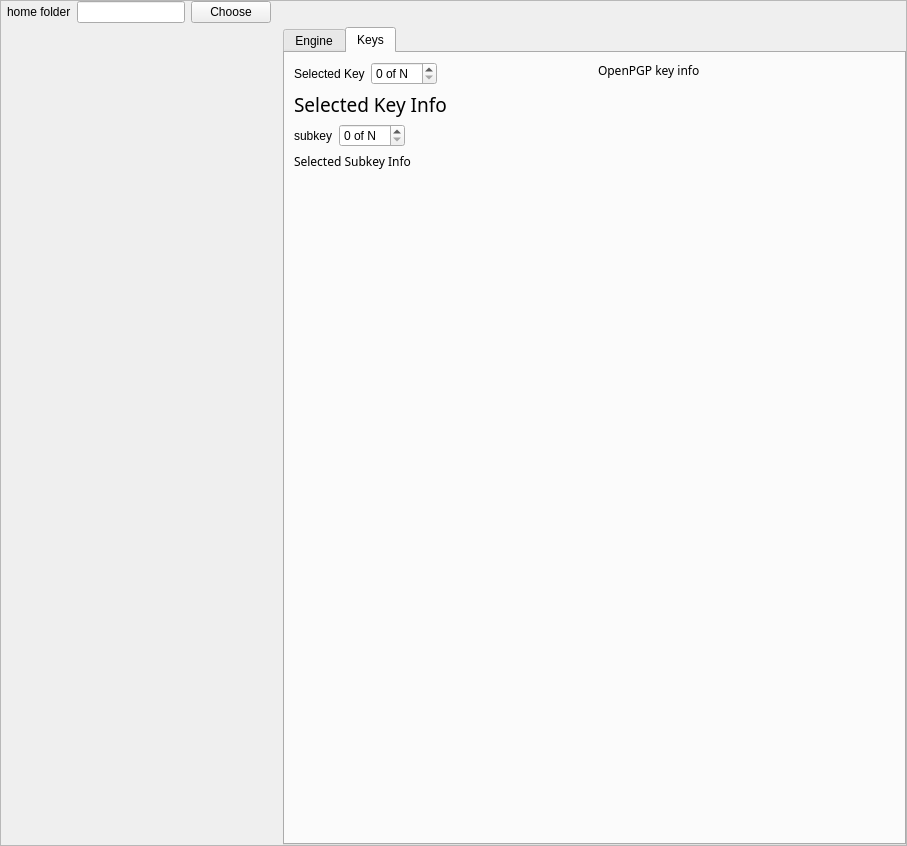
This is apps/CryptoForm/cryptoForm.ui in assignonward/aosuite as Qt 5 draws it before an edit. The edited form follows.
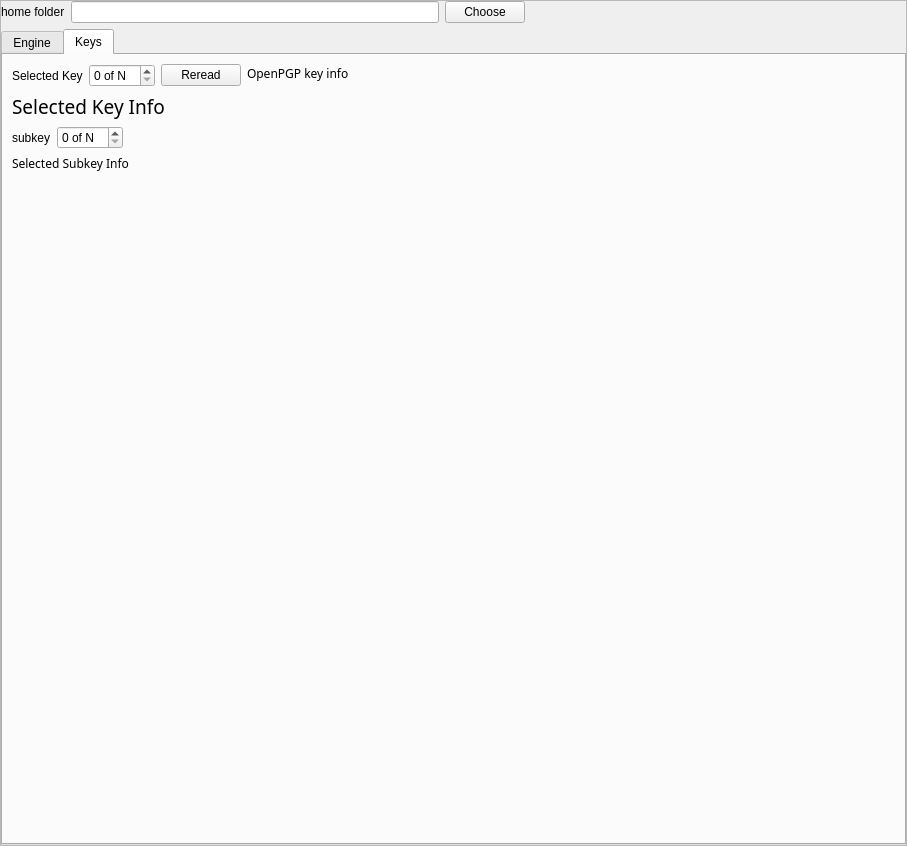
This is the edited form. The open tabs and pages were chosen to show the change. Icons and pictures are not drawn.

Commit message: add a reload keys button

What changed in the file:
```diff
--- a/apps/CryptoForm/cryptoForm.ui
+++ b/apps/CryptoForm/cryptoForm.ui
@@ -39,64 +39,35 @@
      <number>0</number>
     </property>
     <item>
-     <layout class="QGridLayout" name="gridLayout">
+     <layout class="QVBoxLayout" name="verticalLayout_2">
       <property name="leftMargin">
-       <number>6</number>
+       <number>0</number>
       </property>
       <property name="topMargin">
        <number>0</number>
       </property>
-      <property name="rightMargin">
-       <number>6</number>
-      </property>
-      <property name="bottomMargin">
-       <number>6</number>
-      </property>
-      <item row="0" column="1" colspan="2">
+      <item>
+       <layout class="QHBoxLayout" name="horizontalLayout_2">
+        <property name="topMargin">
+         <number>0</number>
+        </property>
+        <item>
+         <widget class="QLabel" name="label_10">
+          <property name="text">
+           <string>home folder</string>
+          </property>
+         </widget>
+        </item>
+        <item>
        <widget class="QLineEdit" name="homeFolder"/>
       </item>
-      <item row="0" column="3">
+        <item>
        <widget class="QPushButton" name="chooseIcon">
         <property name="text">
          <string>Choose</string>
         </property>
        </widget>
       </item>
-      <item row="0" column="0">
-       <widget class="QLabel" name="label_10">
-        <property name="text">
-         <string>home folder</string>
-        </property>
-       </widget>
-      </item>
-      <item row="1" column="0">
-       <spacer name="verticalSpacer">
-        <property name="orientation">
-         <enum>Qt::Vertical</enum>
-        </property>
-        <property name="sizeHint" stdset="0">
-         <size>
-          <width>20</width>
-          <height>40</height>
-         </size>
-        </property>
-       </spacer>
-      </item>
-     </layout>
-    </item>
-    <item>
-     <layout class="QVBoxLayout" name="verticalLayout_2">
-      <property name="leftMargin">
-       <number>0</number>
-      </property>
-      <property name="topMargin">
-       <number>0</number>
-      </property>
-      <item>
-       <layout class="QHBoxLayout" name="horizontalLayout_2">
-        <property name="topMargin">
-         <number>0</number>
-        </property>
         <item>
          <spacer name="horizontalSpacer_3">
           <property name="orientation">
@@ -369,18 +340,25 @@
              </widget>
             </item>
             <item>
-             <spacer name="horizontalSpacer_2">
+             <spacer name="horizontalSpacer_4">
               <property name="orientation">
                <enum>Qt::Horizontal</enum>
               </property>
               <property name="sizeHint" stdset="0">
                <size>
-                <width>40</width>
+                <width>1</width>
                 <height>20</height>
                </size>
               </property>
              </spacer>
             </item>
+            <item>
+             <widget class="QPushButton" name="reread">
+              <property name="text">
+               <string>Reread</string>
+              </property>
+             </widget>
+            </item>
            </layout>
           </item>
           <item row="1" column="1">
@@ -431,13 +409,13 @@
              </widget>
             </item>
             <item>
-             <spacer name="horizontalSpacer_4">
+             <spacer name="horizontalSpacer_2">
               <property name="orientation">
                <enum>Qt::Horizontal</enum>
               </property>
               <property name="sizeHint" stdset="0">
                <size>
-                <width>40</width>
+                <width>1</width>
                 <height>20</height>
                </size>
               </property>
@@ -446,6 +424,24 @@
            </layout>
           </item>
           <item row="0" column="2" rowspan="5">
+           <layout class="QVBoxLayout" name="verticalLayout">
+            <property name="leftMargin">
+             <number>0</number>
+            </property>
+            <item>
+             <spacer name="horizontalSpacer_5">
+              <property name="orientation">
+               <enum>Qt::Horizontal</enum>
+              </property>
+              <property name="sizeHint" stdset="0">
+               <size>
+                <width>1000</width>
+                <height>1</height>
+               </size>
+              </property>
+             </spacer>
+            </item>
+            <item>
            <widget class="QLabel" name="openPGPkeyInfo">
             <property name="sizePolicy">
              <sizepolicy hsizetype="MinimumExpanding" vsizetype="Preferred">
@@ -480,6 +476,21 @@
              <set>Qt::NoTextInteraction</set>
             </property>
            </widget>
+            </item>
+            <item>
+             <spacer name="verticalSpacer">
+              <property name="orientation">
+               <enum>Qt::Vertical</enum>
+              </property>
+              <property name="sizeHint" stdset="0">
+               <size>
+                <width>20</width>
+                <height>40</height>
+               </size>
+              </property>
+             </spacer>
+            </item>
+           </layout>
           </item>
          </layout>
         </widget>
```
Left out of the diff: 26 changed lines with no effect on the pictures. Lines whose indentation alone changed are shown as unchanged. The commit also changes 2 other files.
